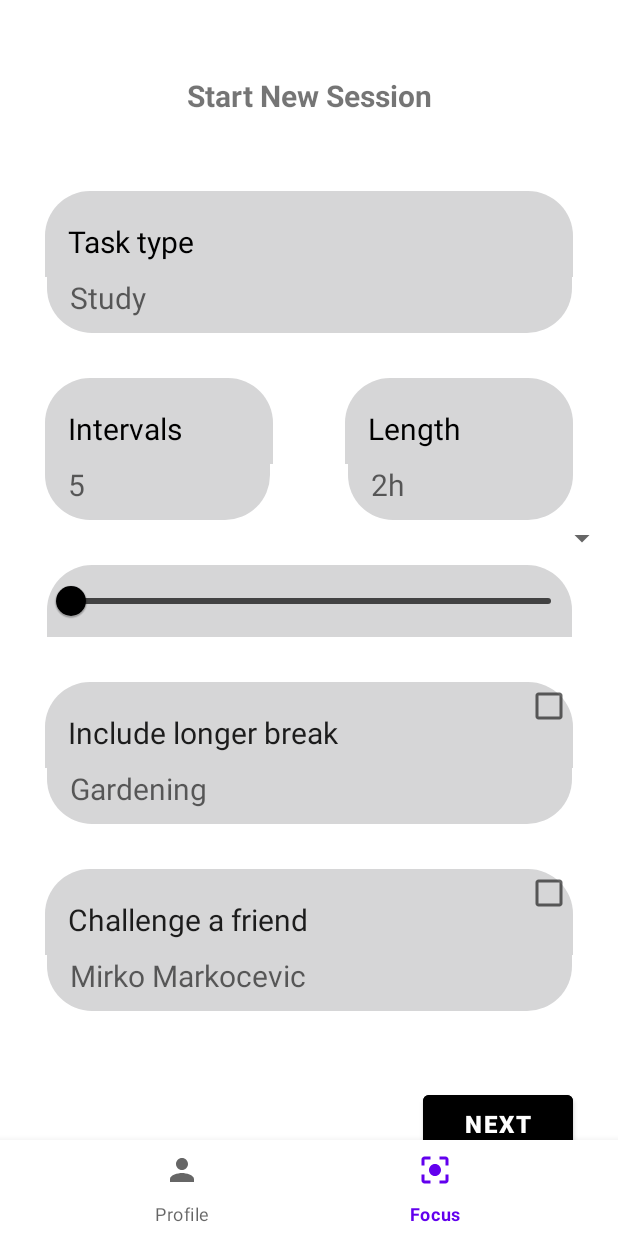
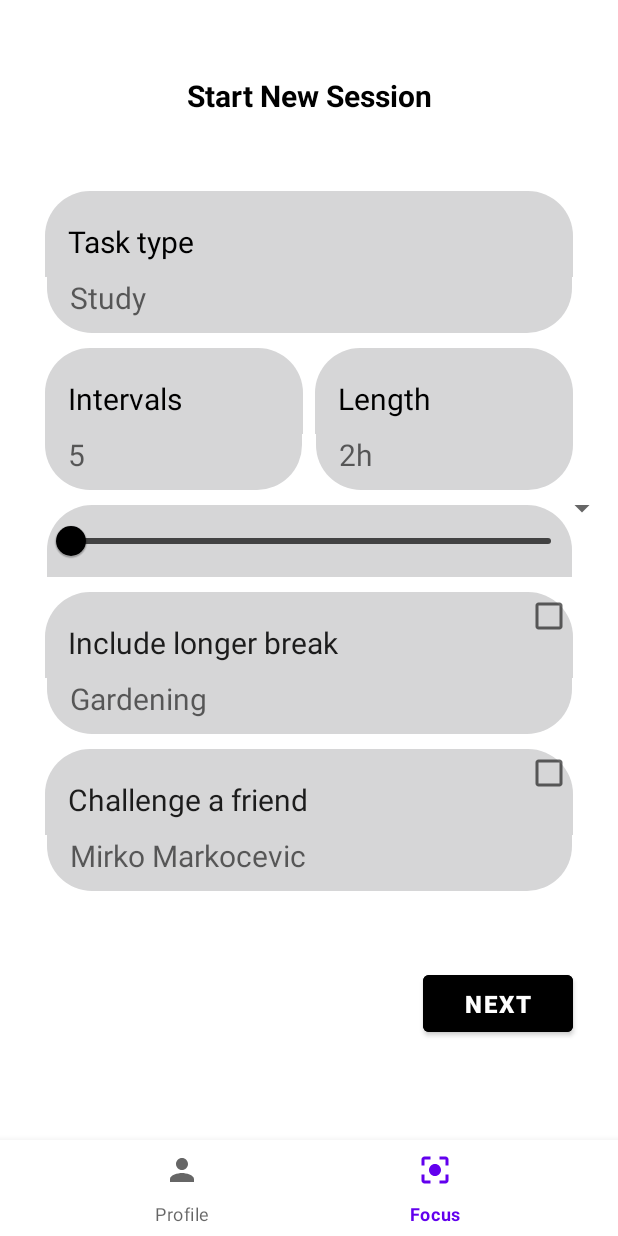
Before and after one commit to saraaleks8/StudyBuddy, an Android app: the screen it shows after launch (FocusActivity), item 2 of the bottom bar chosen, on a phone screen of 412 x 824 dp. Run offline under Robolectric (Android 15) with nearby library versions, the phone set to English and light mode, and no system bars; plain views replace BottomSheetSpinner.

Commit message:
start new session page ui started fix

```diff
--- a/app/src/main/res/layout/child_fragment_new_session.xml
+++ b/app/src/main/res/layout/child_fragment_new_session.xml
@@ -12,6 +12,7 @@
         android:layout_height="wrap_content"
         android:layout_marginTop="50dp"
         android:text="@string/newSessionTitle"
+        android:textColor="@color/black"
         android:textSize="20sp"
         android:textAlignment="center"
         android:textStyle="bold"
@@ -60,8 +61,8 @@
         android:id="@+id/intervalTitle"
         android:layout_width="match_parent"
         android:layout_height="wrap_content"
-        android:layout_marginTop="30dp"
-        android:layout_marginRight="230dp"
+        android:layout_marginTop="10dp"
+        android:layout_marginRight="210dp"
         android:layout_marginLeft="30dp"
         android:paddingTop="20dp"
         android:paddingBottom="10dp"
@@ -71,13 +72,14 @@
         android:textSize="20dp"
         android:textColor="@color/black"
         app:layout_constraintLeft_toLeftOf="parent"
-        app:layout_constraintRight_toRightOf="parent"
+        app:layout_constraintRight_toLeftOf="@id/lengthTitle"
         app:layout_constraintTop_toBottomOf="@+id/taskType"
         />
     <EditText
         android:id="@+id/interval"
-        android:layout_width="150dp"
+        android:layout_width="171dp"
         android:layout_height="wrap_content"
+        android:layout_marginStart="30dp"
         android:paddingLeft="15dp"
         android:paddingBottom="10dp"
         android:background="@drawable/card_bg_bottom"
@@ -85,9 +87,8 @@
         android:inputType="number"
         android:textSize="20sp"
         app:layout_constraintLeft_toLeftOf="parent"
-        app:layout_constraintRight_toRightOf="@id/length"
+        app:layout_constraintRight_toLeftOf="@id/length"
         app:layout_constraintStart_toStartOf="parent"
-        android:layout_marginLeft="30dp"
         app:layout_constraintTop_toBottomOf="@+id/intervalTitle" />
 
     <!--  Length  -->
@@ -95,9 +96,9 @@
         android:id="@+id/lengthTitle"
         android:layout_width="match_parent"
         android:layout_height="wrap_content"
-        android:layout_marginTop="30dp"
+        android:layout_marginTop="10dp"
         android:layout_marginRight="30dp"
-        android:layout_marginLeft="230dp"
+        android:layout_marginLeft="210dp"
         android:paddingTop="20dp"
         android:paddingBottom="10dp"
         android:paddingLeft="15dp"
@@ -111,8 +112,9 @@
         />
     <EditText
         android:id="@+id/length"
-        android:layout_width="150dp"
+        android:layout_width="171dp"
         android:layout_height="wrap_content"
+        android:layout_marginRight="30dp"
         android:paddingLeft="15dp"
         android:paddingBottom="10dp"
         android:background="@drawable/card_bg_bottom"
@@ -120,9 +122,8 @@
         android:inputType="time"
         android:textSize="20sp"
         app:layout_constraintEnd_toEndOf="parent"
-        app:layout_constraintLeft_toLeftOf="@id/interval"
+        app:layout_constraintLeft_toRightOf="@id/interval"
         app:layout_constraintRight_toRightOf="parent"
-        android:layout_marginRight="30dp"
         app:layout_constraintTop_toBottomOf="@+id/lengthTitle" />
 
 <!--Spinner-->
@@ -137,7 +138,7 @@
         android:id="@+id/focusBreakSlider"
         android:layout_width="350dp"
         android:layout_height="wrap_content"
-        android:layout_marginTop="30dp"
+        android:layout_marginTop="10dp"
         android:background="@drawable/card_bg_top"
         app:trackColor="@color/cardview_dark_background"
         app:thumbColor="@color/black"
@@ -151,7 +152,7 @@
         android:id="@+id/longerBreakCheckMark"
         android:layout_width="match_parent"
         android:layout_height="wrap_content"
-        android:layout_marginTop="30dp"
+        android:layout_marginTop="10dp"
         android:layout_marginRight="30dp"
         android:layout_marginLeft="30dp"
         android:paddingTop="20dp"
@@ -186,7 +187,7 @@
         android:id="@+id/challengeFriendCheckbox"
         android:layout_width="match_parent"
         android:layout_height="wrap_content"
-        android:layout_marginTop="30dp"
+        android:layout_marginTop="10dp"
         android:layout_marginRight="30dp"
         android:layout_marginLeft="30dp"
         android:paddingTop="20dp"
```
